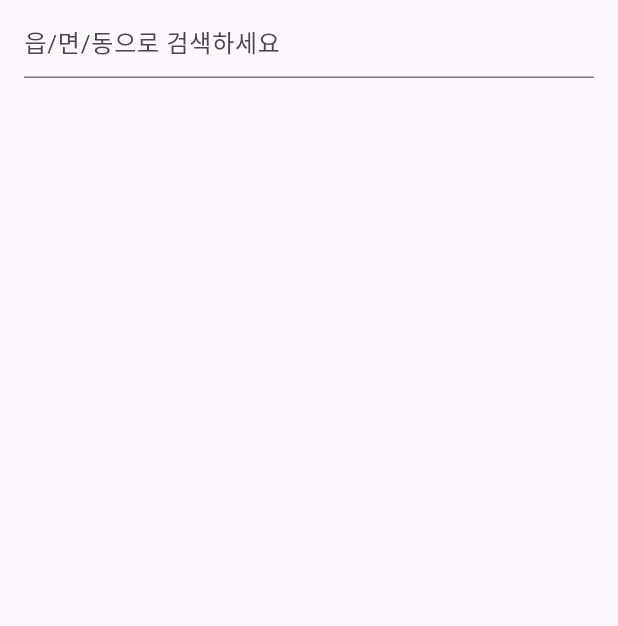
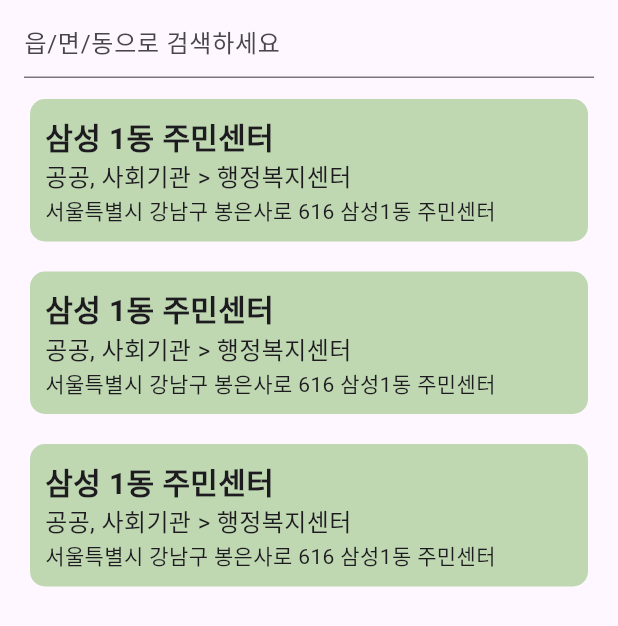
Before and after one commit to marion419/location-search, a Flutter app: the screen it shows after launch, on a phone screen of 412 x 824 dp. Shown: the top 626 px of the screen. Run offline on Flutter 3.47's test engine with Material 3 defaults, Android fonts, the phone set to English and light mode, and no system bars.

```diff
--- a/analysis_options.yaml
+++ b/analysis_options.yaml
@@ -7,6 +7,10 @@
 
 # The following line activates a set of recommended lints for Flutter apps,
 # packages, and plugins designed to encourage good coding practices.
+analyzer:
+  errors:
+    prefer_const_constructors: ignore
+    prefer_const_literals_to_create_immutables: ignore
 include: package:flutter_lints/flutter.yaml
 
 linter:
@@ -23,6 +27,5 @@ linter:
   rules:
     # avoid_print: false  # Uncomment to disable the `avoid_print` rule
     # prefer_single_quotes: true  # Uncomment to enable the `prefer_single_quotes` rule
-
 # Additional information about this file can be found at
 # https://dart.dev/guides/language/analysis-options
--- a/lib/ui/pages/home/home_page.dart
+++ b/lib/ui/pages/home/home_page.dart
@@ -9,12 +9,49 @@ class HomePage extends StatelessWidget {
       },
       child: Scaffold(
         appBar: AppBar(
+          backgroundColor: Colors.transparent,
           title: TextField(
             decoration: InputDecoration(
               hintText: '읍/면/동으로 검색하세요',
             ),
           ),
         ),
+        body: ListView.builder(
+          itemCount: 3,
+          itemBuilder: (context, index) {
+            return Padding(
+              padding: const EdgeInsets.symmetric(horizontal: 20, vertical: 10),
+              child: Container(
+                decoration: BoxDecoration(
+                  borderRadius: BorderRadius.circular(10),
+                  color: const Color.fromARGB(255, 191, 216, 178),
+                ),
+                child: Padding(
+                  padding: const EdgeInsets.all(10),
+                  child: Column(
+                    crossAxisAlignment: CrossAxisAlignment.start,
+                    children: [
+                      Text(
+                        '삼성 1동 주민센터',
+                        style: TextStyle(
+                          fontSize: 20,
+                          fontWeight: FontWeight.bold,
+                        ),
+                      ),
+                      Text(
+                        '공공, 사회기관 > 행정복지센터',
+                        style: TextStyle(
+                          fontSize: 16,
+                        ),
+                      ),
+                      Text('서울특별시 강남구 봉은사로 616 삼성1동 주민센터'),
+                    ],
+                  ),
+                ),
+              ),
+            );
+          },
+        ),
       ),
     );
   }
```
